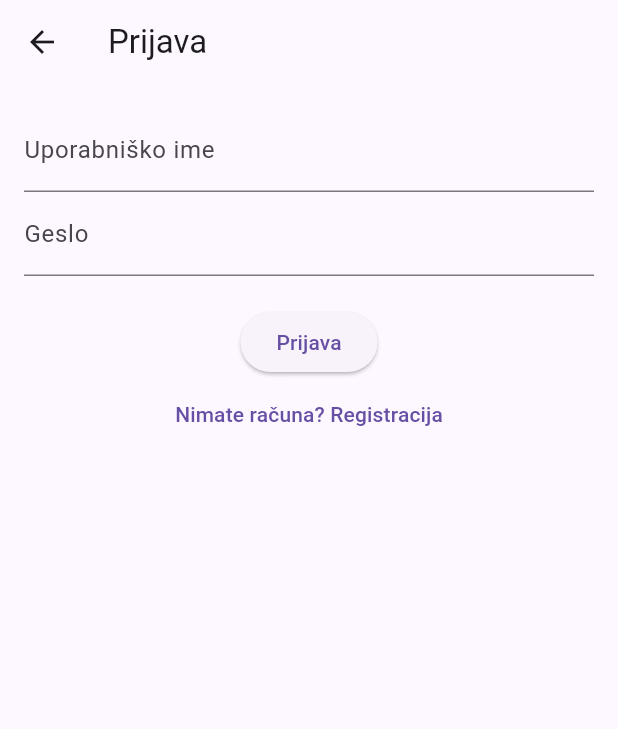
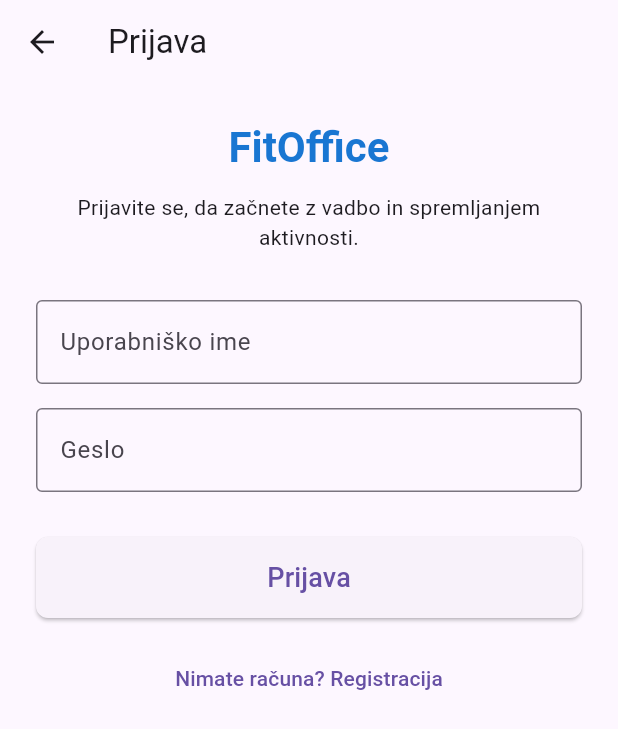
Before and after one commit to ErikHostnik/Zdravo-ivljenje-v-podjetju, a Flutter app: the LoginRegisterPage screen opened by its route, on a phone screen of 412 x 824 dp. Shown: the top 729 px of the screen. Run offline on Flutter 3.47's test engine with Material 3 defaults, Android fonts, the phone set to English and light mode, and no system bars; our stand-ins replace flutter_map, geolocator, latlong2, pedometer, shared_preferences; missing offline and left inert: mqtt_client; accounts and stored records are empty.

Commit message:
ZDRAV-101 Stilna izboljsava GUI za prijavo na mobilni aplikaciji

```diff
--- a/frontend/app/mobile_app/lib/login_register.dart
+++ b/frontend/app/mobile_app/lib/login_register.dart
@@ -48,7 +48,7 @@ class _LoginRegisterPageState extends State<LoginRegisterPage> {
 
         if (data['pending2FA'] == true) {
           ScaffoldMessenger.of(context).showSnackBar(
-            SnackBar(content: Text('Dvojna avtentikacija je potrebna.')),
+            const SnackBar(content: Text('Dvojna avtentikacija je potrebna.')),
           );
           return;
         }
@@ -89,29 +89,97 @@ class _LoginRegisterPageState extends State<LoginRegisterPage> {
 
   @override
   Widget build(BuildContext context) {
+    final theme = Theme.of(context);
+
     return Scaffold(
       appBar: AppBar(title: Text(isLogin ? 'Prijava' : 'Registracija')),
-      body: Padding(
-        padding: const EdgeInsets.all(16),
+      body: SingleChildScrollView(
+        child: Padding(
+          padding: const EdgeInsets.all(24),
           child: Column(
+            crossAxisAlignment: CrossAxisAlignment.stretch,
             children: [
-            TextField(controller: usernameCtrl, decoration: const InputDecoration(labelText: 'Uporabniško ime')),
+              Text(
+                'FitOffice',
+                style: theme.textTheme.headlineMedium?.copyWith(
+                  fontWeight: FontWeight.bold,
+                  color: theme.primaryColorDark,
+                ),
+                textAlign: TextAlign.center,
+              ),
+              const SizedBox(height: 12),
+
+              Text(
+                isLogin
+                    ? 'Prijavite se, da začnete z vadbo in spremljanjem aktivnosti.'
+                    : 'Ustvarite račun in pridružite se FitOffice skupnosti.',
+                style: theme.textTheme.bodyMedium,
+                textAlign: TextAlign.center,
+              ),
+              const SizedBox(height: 32),
+
+              TextField(
+                controller: usernameCtrl,
+                decoration: const InputDecoration(
+                  labelText: 'Uporabniško ime',
+                  border: OutlineInputBorder(),
+                ),
+              ),
+              const SizedBox(height: 16),
+
               if (!isLogin)
-              TextField(controller: emailCtrl, decoration: const InputDecoration(labelText: 'Email')),
+                TextField(
+                  controller: emailCtrl,
+                  keyboardType: TextInputType.emailAddress,
+                  decoration: const InputDecoration(
+                    labelText: 'Email',
+                    border: OutlineInputBorder(),
+                  ),
+                ),
+
+              if (!isLogin) const SizedBox(height: 16),
+
               TextField(
                 controller: passwordCtrl,
-              decoration: const InputDecoration(labelText: 'Geslo'),
+                decoration: const InputDecoration(
+                  labelText: 'Geslo',
+                  border: OutlineInputBorder(),
+                ),
                 obscureText: true,
               ),
-            const SizedBox(height: 20),
-            ElevatedButton(onPressed: _submit, child: Text(isLogin ? 'Prijava' : 'Registracija')),
+
+              const SizedBox(height: 30),
+
+              ElevatedButton(
+                onPressed: _submit,
+                style: ElevatedButton.styleFrom(
+                  padding: const EdgeInsets.symmetric(vertical: 14),
+                  shape: RoundedRectangleBorder(
+                    borderRadius: BorderRadius.circular(8),
+                  ),
+                ),
+                child: Text(
+                  isLogin ? 'Prijava' : 'Registracija',
+                  style: const TextStyle(fontSize: 18),
+                ),
+              ),
+
+              const SizedBox(height: 16),
+
               TextButton(
                 onPressed: () {
                   setState(() => isLogin = !isLogin);
+                  usernameCtrl.clear();
+                  emailCtrl.clear();
+                  passwordCtrl.clear();
                 },
-              child: Text(isLogin ? 'Nimate računa? Registracija' : 'Imate račun? Prijava'),
+                child: Text(
+                  isLogin ? 'Nimate računa? Registracija' : 'Imate račun? Prijava',
+                  style: TextStyle(color: theme.primaryColor),
+                ),
               ),
             ],
+          ),
         ),
       ),
     );
```
Lines whose indentation alone changed are shown as unchanged.
